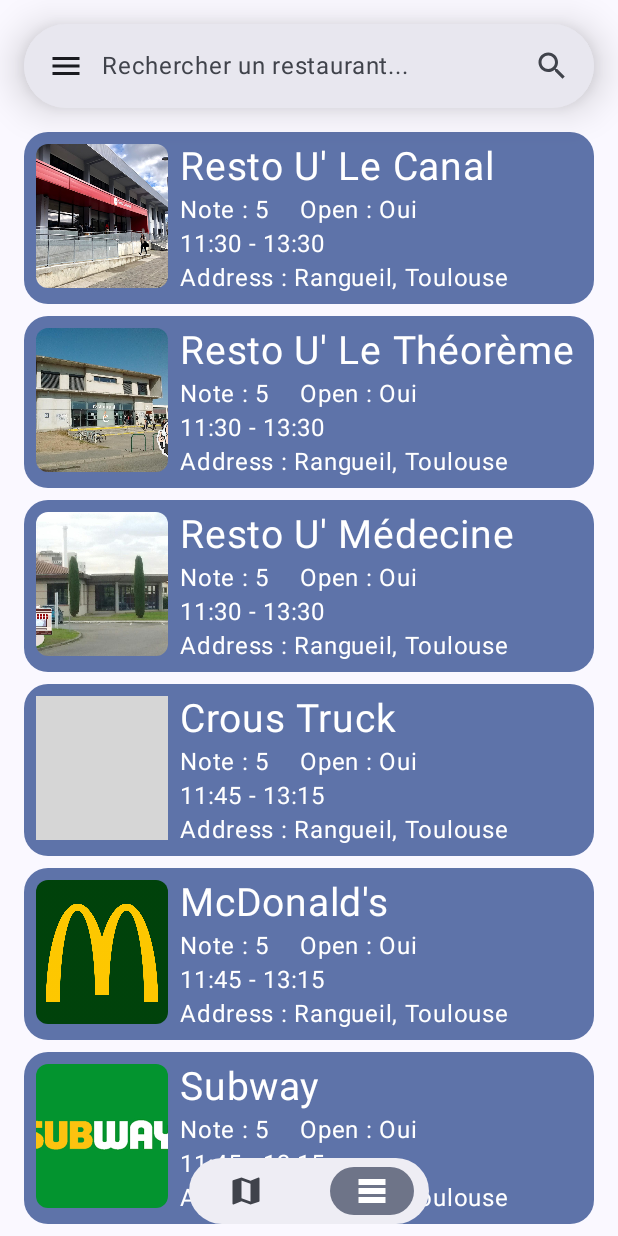
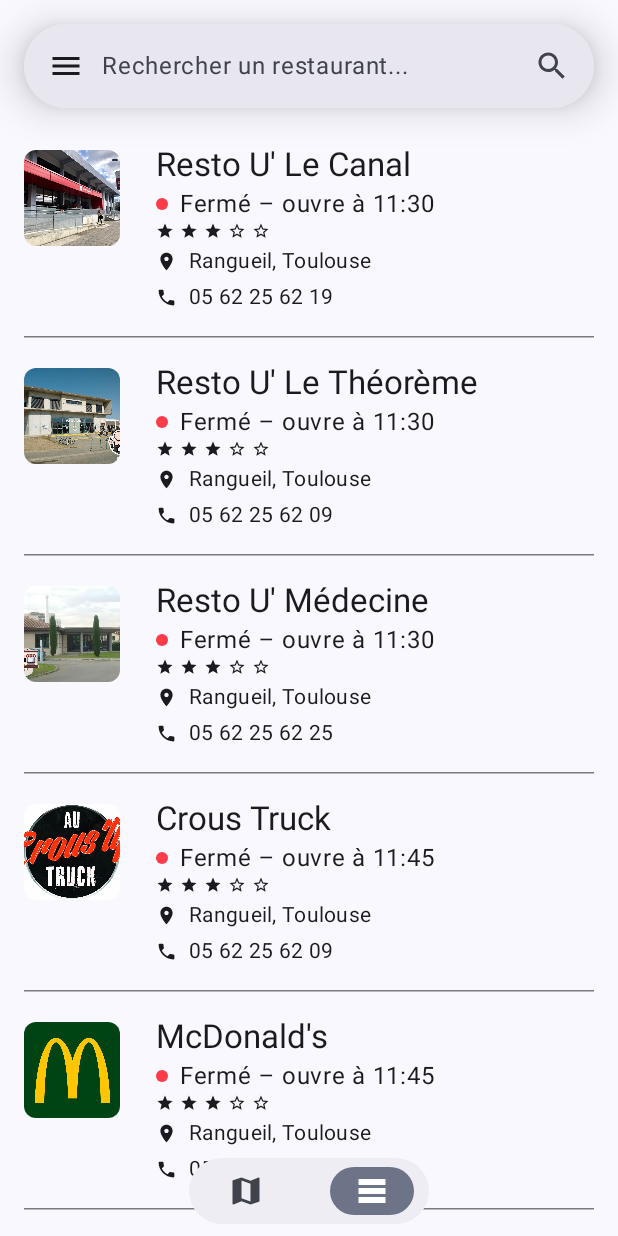
Before and after one commit to cyyynthia/ut-mini-projet-android, an Android app built with Jetpack Compose: the screen it shows after launch (MainActivity), item 2 of the bottom bar chosen, on a phone screen of 412 x 824 dp. Run offline under Robolectric (Android 15) with nearby library versions, the phone set to English and light mode, and no system bars; pictures from the network do not load; grey boxes are pictures that could not be loaded.

Commit message:
feat: better list view

```diff
--- a/app/src/main/java/m2sdl/lacuillere/data/Restaurant.kt
+++ b/app/src/main/java/m2sdl/lacuillere/data/Restaurant.kt
@@ -19,4 +19,21 @@ data class Restaurant(
 	val banner: BitmapOrDrawableRef,
 	val photos: List<BitmapOrDrawableRef>,
 	val position: LatLng,
-) : Entity
+) : Entity {
+	fun isCurrentlyOpen(): Boolean {
+		val lt = LocalTime.now()
+		return openingHours.any { it.first >= lt && it.second <= lt }
+	}
+
+	fun nextOpeningHours(): LocalTime {
+		val lt = LocalTime.now()
+		return openingHours.firstOrNull { lt < it.first }?.first
+			?: openingHours.first().first
+	}
+
+	fun nextClosingHours(): LocalTime {
+		val lt = LocalTime.now()
+		return openingHours.firstOrNull { lt >= it.first }?.first
+			?: openingHours.first().second // This would definitely be a suspicious case... cba to deal with it properly.
+	}
+}
--- a/app/src/main/java/m2sdl/lacuillere/data/repository/RestaurantRepository.kt
+++ b/app/src/main/java/m2sdl/lacuillere/data/repository/RestaurantRepository.kt
@@ -1,11 +1,11 @@
 package m2sdl.lacuillere.data.repository
 
 import com.google.android.gms.maps.model.LatLng
+import m2sdl.lacuillere.R
 import m2sdl.lacuillere.data.Restaurant
 import m2sdl.lacuillere.hacks.BitmapOrDrawableRef
 import java.time.LocalTime
 import java.util.UUID
-import m2sdl.lacuillere.R
 
 
 class RestaurantRepository(initialData: MutableList<Restaurant>?) :
@@ -30,8 +30,8 @@ class RestaurantRepository(initialData: MutableList<Restaurant>?) :
 			telephone = "05 62 25 62 19",
 			openingHours = listOf(Pair(LocalTime.of(11, 30), LocalTime.of(13, 30))),
 			menu = FAKE_MENU,
-			banner = BitmapOrDrawableRef(R.drawable.resto_u_lecanal_front),
-			photos = listOf(BitmapOrDrawableRef(R.drawable.resto_u_lecanal_front)),
+			banner = BitmapOrDrawableRef(R.drawable.resto_lecanal_front),
+			photos = listOf(),
 			position = LatLng(43.5609537, 1.4718944)
 		)
 
@@ -45,7 +45,7 @@ class RestaurantRepository(initialData: MutableList<Restaurant>?) :
 			openingHours = listOf(Pair(LocalTime.of(11, 30), LocalTime.of(13, 30))),
 			menu = FAKE_MENU,
 			banner = BitmapOrDrawableRef(R.drawable.resto_theo_front),
-			photos = listOf(BitmapOrDrawableRef(R.drawable.resto_theo_front)),
+			photos = listOf(),
 			position = LatLng(43.5609537, 1.4718944)
 		)
 
@@ -59,7 +59,7 @@ class RestaurantRepository(initialData: MutableList<Restaurant>?) :
 			openingHours = listOf(Pair(LocalTime.of(11, 30), LocalTime.of(13, 30))),
 			menu = FAKE_MENU,
 			banner = BitmapOrDrawableRef(R.drawable.resto_med_front),
-			photos = listOf(BitmapOrDrawableRef(R.drawable.resto_med_front)),
+			photos = listOf(),
 			position = LatLng(43.5609537, 1.4718944)
 		)
 
@@ -73,7 +73,7 @@ class RestaurantRepository(initialData: MutableList<Restaurant>?) :
 			openingHours = listOf(Pair(LocalTime.of(11, 45), LocalTime.of(13, 15))),
 			menu = FAKE_MENU,
 			banner = BitmapOrDrawableRef(R.drawable.resto_croustruck),
-			photos = listOf(BitmapOrDrawableRef(R.drawable.resto_croustruck)),
+			photos = listOf(),
 			position = LatLng(43.562276, 1.469147)
 		)
 
@@ -87,7 +87,7 @@ class RestaurantRepository(initialData: MutableList<Restaurant>?) :
 			openingHours = listOf(Pair(LocalTime.of(11, 45), LocalTime.of(13, 15))),
 			menu = FAKE_MENU,
 			banner = BitmapOrDrawableRef(R.drawable.resto_mcdo_logo),
-			photos = listOf(BitmapOrDrawableRef(R.drawable.resto_mcdo_logo)),
+			photos = listOf(),
 			position = LatLng(43.562276, 1.469147)
 		)
 
@@ -101,7 +101,7 @@ class RestaurantRepository(initialData: MutableList<Restaurant>?) :
 			openingHours = listOf(Pair(LocalTime.of(11, 45), LocalTime.of(13, 15))),
 			menu = FAKE_MENU,
 			banner = BitmapOrDrawableRef(R.drawable.resto_subway_logo),
-			photos = listOf(BitmapOrDrawableRef(R.drawable.resto_subway_logo)),
+			photos = listOf(),
 			position = LatLng(43.562276, 1.469147)
 		)
 
--- a/app/src/main/java/m2sdl/lacuillere/hacks/BitmapOrDrawableRef.kt
+++ b/app/src/main/java/m2sdl/lacuillere/hacks/BitmapOrDrawableRef.kt
@@ -6,12 +6,12 @@ import android.os.Parcelable
 import androidx.annotation.DrawableRes
 import androidx.compose.foundation.Image
 import androidx.compose.runtime.Composable
-import androidx.compose.runtime.saveable.rememberSaveable
 import androidx.compose.ui.Modifier
 import androidx.compose.ui.graphics.asImageBitmap
 import androidx.compose.ui.layout.ContentScale
 import androidx.compose.ui.platform.LocalContext
 import androidx.core.graphics.drawable.toBitmap
+import kotlinx.parcelize.IgnoredOnParcel
 import kotlinx.parcelize.Parcelize
 
 @Parcelize
@@ -29,23 +29,30 @@ class BitmapOrDrawableRef private constructor(private val bitmap: Bitmap?, priva
 	constructor(bitmap: Bitmap) : this(bitmap, null)
 	constructor(@DrawableRes drawable: Int) : this(null, drawable)
 
+	@IgnoredOnParcel
+	private lateinit var cachedBitmap: Bitmap
+
 	fun toBitmap(ctx: Context): Bitmap {
-		bitmap?.let { return it }
-		drawable?.let { return ctx.resources.getDrawable(it, null).toBitmap() }
-		throw IllegalStateException()
+		if (!this::cachedBitmap.isInitialized) {
+			cachedBitmap = bitmap
+				?: drawable?.let { ctx.resources.getDrawable(it, null).toBitmap() }
+				?: throw IllegalStateException()
+		}
+
+		return cachedBitmap
 	}
 
 	@Composable
 	fun HackyImage(
 		contentDescription: String?,
 		modifier: Modifier = Modifier,
-		contentScale: ContentScale = ContentScale.Fit
+		contentScale: ContentScale = ContentScale.Crop,
 	) {
 		val ctx = LocalContext.current
-		val bitmap = rememberSaveable { toBitmap(ctx) }
+		val bitmap = toBitmap(ctx)
 
 		Image(
-			bitmap = bitmap.asImageBitmap(),
+			bitmap.asImageBitmap(),
 			contentDescription = contentDescription,
 			modifier = modifier,
 			contentScale = contentScale,
--- a/app/src/main/java/m2sdl/lacuillere/ui/components/DateTimeFields.kt
+++ b/app/src/main/java/m2sdl/lacuillere/ui/components/DateTimeFields.kt
@@ -255,7 +255,7 @@ fun convertMillisToDate(millis: Long): String {
 
 
 fun convertMillisToHour(millis: Long): String {
-	val formatter = SimpleDateFormat("HH:MM", Locale.getDefault())
+	val formatter = SimpleDateFormat("HH:mm", Locale.getDefault())
 	return formatter.format(Date(millis))
 }
 
--- /dev/null
+++ b/app/src/main/java/m2sdl/lacuillere/ui/components/ListItems.kt
@@ -0,0 +1,140 @@
+package m2sdl.lacuillere.ui.components
+
+import androidx.compose.foundation.background
+import androidx.compose.foundation.clickable
+import androidx.compose.foundation.layout.Arrangement
+import androidx.compose.foundation.layout.Box
+import androidx.compose.foundation.layout.Column
+import androidx.compose.foundation.layout.Row
+import androidx.compose.foundation.layout.padding
+import androidx.compose.foundation.layout.size
+import androidx.compose.foundation.shape.RoundedCornerShape
+import androidx.compose.material.icons.Icons
+import androidx.compose.material.icons.automirrored.filled.StarHalf
+import androidx.compose.material.icons.filled.LocationOn
+import androidx.compose.material.icons.filled.Phone
+import androidx.compose.material.icons.filled.Star
+import androidx.compose.material.icons.filled.StarBorder
+import androidx.compose.material3.Icon
+import androidx.compose.material3.MaterialTheme
+import androidx.compose.material3.Text
+import androidx.compose.runtime.Composable
+import androidx.compose.ui.Alignment
+import androidx.compose.ui.Modifier
+import androidx.compose.ui.draw.clip
+import androidx.compose.ui.graphics.vector.ImageVector
+import androidx.compose.ui.unit.dp
+import m2sdl.lacuillere.data.Reservation
+import m2sdl.lacuillere.data.Restaurant
+import m2sdl.lacuillere.data.Review
+import m2sdl.lacuillere.data.repository.RepositoryLocator
+import m2sdl.lacuillere.ui.theme.DrawGreen
+import m2sdl.lacuillere.ui.theme.DrawRed
+import java.time.format.DateTimeFormatter
+
+@Composable
+fun ListItemDataRow(icon: ImageVector, data: String) {
+	Row(
+		horizontalArrangement = Arrangement.spacedBy(8.dp),
+		verticalAlignment = Alignment.CenterVertically
+	) {
+		Icon(
+			icon,
+			contentDescription = null,
+			modifier = Modifier.size(MaterialTheme.typography.bodyMedium.fontSize.value.dp)
+		)
+		Text(data, style = MaterialTheme.typography.bodyMedium)
+	}
+}
+
+@Composable
+fun StarRating(rating: Double, current: Int) {
+	Icon(
+		when {
+			rating >= current + 1 -> Icons.Filled.Star
+			rating >= current + 0.5 -> Icons.AutoMirrored.Filled.StarHalf
+			else -> Icons.Filled.StarBorder
+		},
+		contentDescription = null,
+		modifier = Modifier.size(12.dp)
+	)
+}
+
+@Composable
+fun RestoListItem(restaurant: Restaurant, onClick: () -> Unit) {
+	val dtf = DateTimeFormatter.ofPattern("HH:mm")
+	val _restaurantRating = RepositoryLocator.getReviewRepository()
+		.filterBy { it.restaurantId == restaurant.id }
+		.map { it.note }
+		.average()
+
+	val restaurantRating = 3.4
+
+	Row(horizontalArrangement = Arrangement.spacedBy(24.dp), modifier = Modifier.clickable { onClick() }) {
+		Column(modifier = Modifier.padding(top = 4.dp)) {
+			restaurant.banner.HackyImage(
+				contentDescription = null,
+				modifier = Modifier
+					.size(64.dp, 64.dp)
+					.clip(RoundedCornerShape(8.dp))
+			)
+		}
+
+		Column(verticalArrangement = Arrangement.spacedBy(4.dp)) {
+			Column {
+				Text(restaurant.name, style = MaterialTheme.typography.titleLarge)
+
+				Row(
+					horizontalArrangement = Arrangement.spacedBy(8.dp),
+					verticalAlignment = Alignment.CenterVertically
+				) {
+					if (restaurant.isCurrentlyOpen()) {
+						val closingHours = restaurant.nextClosingHours()
+						Box(
+							modifier = Modifier
+								.size(8.dp)
+								.clip(RoundedCornerShape(4.dp))
+								.background(DrawGreen)
+						)
+						Text("Ouvert – ferme à ${dtf.format(closingHours)}")
+					} else {
+						val openingHours = restaurant.nextOpeningHours()
+						Box(
+							modifier = Modifier
+								.size(8.dp)
+								.clip(RoundedCornerShape(4.dp))
+								.background(DrawRed)
+						)
+						Text("Fermé – ouvre à ${dtf.format(openingHours)}")
+					}
+				}
+
+				Row(horizontalArrangement = Arrangement.spacedBy(4.dp)) {
+					// TODO: fix?
+					StarRating(restaurantRating, 0)
+					StarRating(restaurantRating, 1)
+					StarRating(restaurantRating, 2)
+					StarRating(restaurantRating, 3)
+					StarRating(restaurantRating, 4)
+				}
+			}
+
+			ListItemDataRow(Icons.Default.LocationOn, restaurant.addressShort)
+			ListItemDataRow(Icons.Default.Phone, restaurant.telephone)
+		}
+	}
+}
+
+@Composable
+fun ReviewListItem(review: Review) {
+	Row(horizontalArrangement = Arrangement.spacedBy(16.dp)) {
+
+	}
+}
+
+@Composable
+fun ReservationListItem(reservation: Reservation) {
+	Row(horizontalArrangement = Arrangement.spacedBy(16.dp)) {
+
+	}
+}
--- a/app/src/main/java/m2sdl/lacuillere/ui/screens/home/HomeListScreen.kt
+++ b/app/src/main/java/m2sdl/lacuillere/ui/screens/home/HomeListScreen.kt
@@ -1,118 +1,43 @@
 package m2sdl.lacuillere.ui.screens.home
 
 import androidx.compose.foundation.background
-import androidx.compose.foundation.clickable
-import androidx.compose.foundation.layout.Arrangement
 import androidx.compose.foundation.layout.Column
-import androidx.compose.foundation.layout.Row
 import androidx.compose.foundation.layout.Spacer
 import androidx.compose.foundation.layout.WindowInsets
 import androidx.compose.foundation.layout.fillMaxSize
-import androidx.compose.foundation.layout.fillMaxWidth
 import androidx.compose.foundation.layout.height
 import androidx.compose.foundation.layout.padding
-import androidx.compose.foundation.layout.size
 import androidx.compose.foundation.layout.systemBars
 import androidx.compose.foundation.layout.windowInsetsTopHeight
 import androidx.compose.foundation.lazy.LazyColumn
-import androidx.compose.foundation.lazy.items
-import androidx.compose.foundation.shape.RoundedCornerShape
-import androidx.compose.material3.CardDefaults
-import androidx.compose.material3.ElevatedCard
-import androidx.compose.material3.IconToggleButton
+import androidx.compose.foundation.lazy.itemsIndexed
+import androidx.compose.material3.HorizontalDivider
 import androidx.compose.material3.MaterialTheme
-import androidx.compose.material3.Text
 import androidx.compose.runtime.Composable
-import androidx.compose.runtime.getValue
-import androidx.compose.runtime.mutableStateOf
-import androidx.compose.runtime.remember
-import androidx.compose.runtime.setValue
 import androidx.compose.ui.Modifier
-import androidx.compose.ui.draw.clip
-import androidx.compose.ui.layout.ContentScale
-import androidx.compose.ui.platform.LocalContext
 import androidx.compose.ui.unit.dp
-import androidx.compose.ui.unit.sp
-import coil3.compose.AsyncImage
 import m2sdl.lacuillere.data.Restaurant
+import m2sdl.lacuillere.ui.components.RestoListItem
 
 @Composable
 fun HomeListScreen(restaurants: List<Restaurant>, onNavigateToRestaurant: (r: Restaurant) -> Unit) {
-	var firstChecked by remember { mutableStateOf(true) }
-	val ctx = LocalContext.current
-
 	Column(modifier = Modifier.background(MaterialTheme.colorScheme.background)) {
 		Spacer(Modifier.windowInsetsTopHeight(WindowInsets.systemBars))
 		LazyColumn(
 			modifier = Modifier
 				.fillMaxSize()
 				.padding(start = 16.dp, end = 16.dp, top = 40.dp),
-			verticalArrangement = Arrangement.spacedBy(8.dp)
 		) {
-			item { Spacer(Modifier.height(40.dp)) }
-			items(restaurants, key = { restaurant -> restaurant.id }) { restaurant ->
-				ElevatedCard(
-					elevation = CardDefaults.cardElevation(
-						defaultElevation = 0.dp
-					),
-					colors = CardDefaults.cardColors(
-						containerColor = MaterialTheme.colorScheme.primaryContainer,
-					),
-					shape = RoundedCornerShape(16.dp),
-					modifier = Modifier
-						.fillMaxWidth()
-						.clickable { onNavigateToRestaurant(restaurant) }
+			item { Spacer(Modifier.height(56.dp)) }
 
-				) {
-					Row(modifier = Modifier.padding(8.dp)) {
-						AsyncImage(
-							model = restaurant.banner.toBitmap(ctx),
-							contentDescription = "Image du restauront",
-							modifier = Modifier
-								.size(96.dp, 96.dp)
-								.padding(end = 8.dp)
-								.clip(RoundedCornerShape(8.dp)),
-							contentScale = ContentScale.Crop
-						)
-						Column(verticalArrangement = Arrangement.spacedBy(4.dp)) {
-							Text(
-								text = restaurant.name,
-								style = MaterialTheme.typography.bodyLarge,
-								fontSize = 26.sp,
-								color = MaterialTheme.colorScheme.onPrimaryContainer
-							)
-							Row(horizontalArrangement = Arrangement.spacedBy(16.dp)) {
-								Text(
-									text = "Note : 5 ",
-									style = MaterialTheme.typography.bodyLarge,
-									color = MaterialTheme.colorScheme.onPrimaryContainer
-								)
-								Text(
-									text = "Open : Oui",
-									style = MaterialTheme.typography.bodyLarge,
-									color = MaterialTheme.colorScheme.onPrimaryContainer
-								)
-							}
-							Text(
-								text = "${restaurant.openingHours.first().first} - ${restaurant.openingHours.first().second}",
-								style = MaterialTheme.typography.bodyLarge,
-								color = MaterialTheme.colorScheme.onPrimaryContainer
-							)
-							Text(
-								text = "Address : ${restaurant.addressShort}",
-								style = MaterialTheme.typography.bodyLarge,
-								color = MaterialTheme.colorScheme.onPrimaryContainer
-							)
-						}
-						IconToggleButton(
-							checked = firstChecked,
-							onCheckedChange = { firstChecked = !firstChecked },
-						) {
+			itemsIndexed(restaurants) { index, restaurant ->
+				RestoListItem(restaurant, onClick = { onNavigateToRestaurant(restaurant) })
 
-						}
-					}
-				}
+				if (index < restaurants.lastIndex)
+					HorizontalDivider(Modifier.padding(vertical = 16.dp))
 			}
+
+			item { Spacer(Modifier.height(104.dp)) }
 		}
 	}
 }
```
Also changed, not shown: app/src/main/java/m2sdl/lacuillere/ui/components/RestoCard.kt (+5 -29 lines), app/src/main/java/m2sdl/lacuillere/ui/screens/resto/RestoScreen.kt (+5 -11 lines), app/src/main/res/drawable/resto_croustruck.jpg (added), app/src/main/res/drawable/resto_lecanal_front.jpg (added), app/src/main/res/drawable/resto_mcdo_logo.jpg (added), app/src/main/res/drawable/resto_mcdo_logo.png (deleted), app/src/main/res/drawable/resto_med_front.jpg (added), app/src/main/res/drawable/resto_med_front.png (deleted), app/src/main/res/drawable/resto_subway_logo.jpg (added), app/src/main/res/drawable/resto_subway_logo.png (deleted), app/src/main/res/drawable/resto_theo_front.jpg (added), app/src/main/res/drawable/resto_theo_front.png (deleted), app/src/main/res/drawable/resto_u_lecanal_front.png (deleted), 1 other file.
